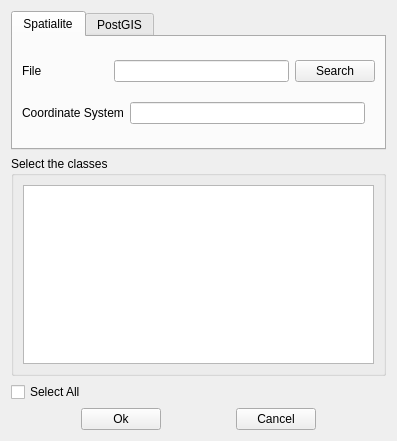
Before: the Qt Designer form LayerTools/load_by_class_base.ui in dsgoficial/DsgTools, drawn with Qt 5.
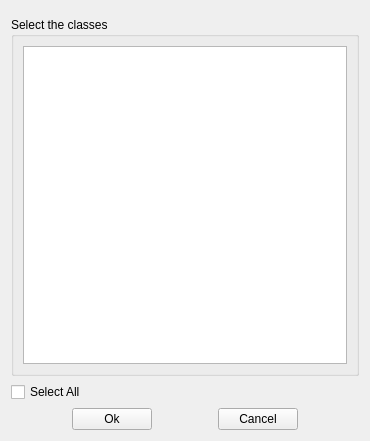
After: the same form once the commit is applied. The open tabs and pages were chosen to show the change. Custom widgets are drawn as their Qt base class.

Commit message: Refactor for load by class OK!

Diff of the .ui file:
```diff
--- a/LayerTools/load_by_class_base.ui
+++ b/LayerTools/load_by_class_base.ui
@@ -7,7 +7,7 @@
    <rect>
     <x>0</x>
     <y>0</y>
-    <width>397</width>
+    <width>370</width>
     <height>441</height>
    </rect>
   </property>
@@ -32,124 +32,9 @@
   <property name="windowTitle">
    <string>Load by Class</string>
   </property>
-  <layout class="QGridLayout" name="gridLayout_3">
+  <layout class="QGridLayout" name="gridLayout">
    <item row="0" column="0">
-    <widget class="QTabWidget" name="tabWidget">
-     <property name="currentIndex">
-      <number>1</number>
-     </property>
-     <widget class="QWidget" name="tabSpatialite">
-      <attribute name="title">
-       <string>Spatialite</string>
-      </attribute>
-      <layout class="QGridLayout" name="gridLayout_4">
-       <item row="0" column="0">
-        <layout class="QHBoxLayout" name="horizontalLayout">
-         <item>
-          <widget class="QLabel" name="label">
-           <property name="text">
-            <string>File                    </string>
-           </property>
-          </widget>
-         </item>
-         <item>
-          <widget class="QLineEdit" name="spatialiteFileEdit"/>
-         </item>
-         <item>
-          <widget class="QPushButton" name="pushButtonOpenFile">
-           <property name="text">
-            <string>Search</string>
-           </property>
-          </widget>
-         </item>
-        </layout>
-       </item>
-       <item row="1" column="0">
-        <layout class="QHBoxLayout" name="horizontalLayout_2">
-         <item>
-          <widget class="QLabel" name="label_2">
-           <property name="text">
-            <string>Coordinate System</string>
-           </property>
-          </widget>
-         </item>
-         <item>
-          <widget class="QLineEdit" name="spatialiteCrsEdit"/>
-         </item>
-         <item>
-          <spacer name="horizontalSpacer_7">
-           <property name="orientation">
-            <enum>Qt::Horizontal</enum>
-           </property>
-           <property name="sizeType">
-            <enum>QSizePolicy::Minimum</enum>
-           </property>
-           <property name="sizeHint" stdset="0">
-            <size>
-             <width>10</width>
-             <height>20</height>
-            </size>
-           </property>
-          </spacer>
-         </item>
-        </layout>
-       </item>
-      </layout>
-     </widget>
-     <widget class="QWidget" name="tabPostGIS">
-      <attribute name="title">
-       <string>PostGIS</string>
-      </attribute>
-      <layout class="QGridLayout" name="gridLayout_5">
-       <item row="0" column="0">
-        <widget class="QGroupBox" name="groupBox_3">
-         <property name="title">
-          <string>Connections</string>
-         </property>
-         <layout class="QGridLayout" name="gridLayout">
-          <item row="0" column="0">
-           <layout class="QVBoxLayout" name="verticalLayout">
-            <item>
-             <widget class="QComboBox" name="comboBoxPostgis"/>
-            </item>
-           </layout>
-          </item>
-          <item row="1" column="0">
-           <layout class="QHBoxLayout" name="horizontalLayout_12">
-            <item>
-             <widget class="QLabel" name="label_7">
-              <property name="text">
-               <string>Coordinate System</string>
-              </property>
-             </widget>
-            </item>
-            <item>
-             <widget class="QLineEdit" name="postGISCrsEdit"/>
-            </item>
-            <item>
-             <spacer name="horizontalSpacer_20">
-              <property name="orientation">
-               <enum>Qt::Horizontal</enum>
-              </property>
-              <property name="sizeType">
-               <enum>QSizePolicy::Minimum</enum>
-              </property>
-              <property name="sizeHint" stdset="0">
-               <size>
-                <width>10</width>
-                <height>20</height>
-               </size>
-              </property>
-             </spacer>
-            </item>
-           </layout>
-          </item>
-         </layout>
-        </widget>
-       </item>
-      </layout>
-     </widget>
-    </widget>
+    <widget class="ConnectionWidget" name="widget" native="true"/>
    </item>
    <item row="1" column="0">
     <widget class="QGroupBox" name="groupBox">
@@ -241,6 +126,14 @@
    </item>
   </layout>
  </widget>
+ <customwidgets>
+  <customwidget>
+   <class>ConnectionWidget</class>
+   <extends>QWidget</extends>
+   <header>DsgTools.CustomWidgets.connectionWidget.h</header>
+   <container>1</container>
+  </customwidget>
+ </customwidgets>
  <resources/>
  <connections/>
  <slots>
```
The commit also changes 4 other files.
